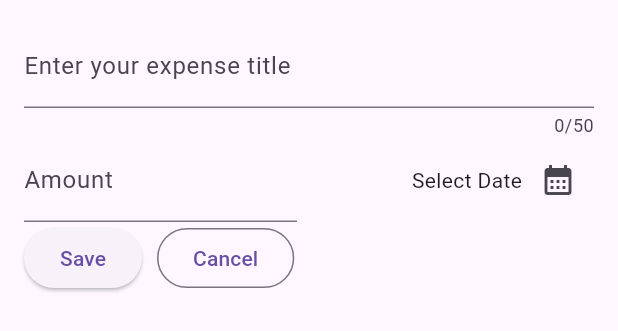
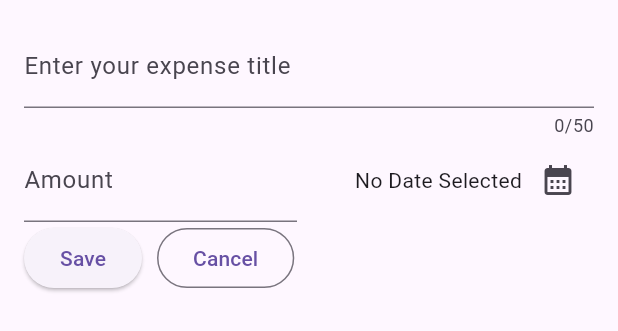
Before and after one commit to Silva3012/expense_harmony, a Flutter app: the AddNewExpense widget shown alone on an empty page, opened directly, on a phone screen of 412 x 824 dp. Shown: the top 331 px of the screen. Run offline on Flutter 3.47's test engine with Material 2 defaults, Android fonts, the light colour scheme and no system bars.

Commit message:
Implement picked date

```diff
--- a/lib/widgets/add_new_expense.dart
+++ b/lib/widgets/add_new_expense.dart
@@ -1,3 +1,4 @@
+import 'package:expense_harmony/models/expense_model.dart';
 import 'package:flutter/material.dart';
 
 class AddNewExpense extends StatefulWidget {
@@ -12,6 +13,7 @@ class AddNewExpense extends StatefulWidget {
 class _AddNewExpenseState extends State<AddNewExpense> {
   final _titleController = TextEditingController();
   final _amountController = TextEditingController();
+  DateTime? _selectedDate;
 
   @override
   void dispose() {
@@ -26,14 +28,18 @@ class _AddNewExpenseState extends State<AddNewExpense> {
   }
 
   // Function for date picker
-  void _currentDatePicker() {
+  void _currentDatePicker() async {
     final today = DateTime.now();
     final firstDate = DateTime(today.year - 1, today.month, today.day);
-    showDatePicker(
-        context: context,
-        initialDate: today,
-        firstDate: firstDate,
-        lastDate: today);
+    final pickedDate = await showDatePicker(
+      context: context,
+      initialDate: today,
+      firstDate: firstDate,
+      lastDate: today,
+    );
+    setState(() {
+      _selectedDate = pickedDate;
+    });
   }
 
   @override
@@ -65,14 +71,18 @@ class _AddNewExpenseState extends State<AddNewExpense> {
               child: Row(
                 mainAxisAlignment: MainAxisAlignment.end,
                 children: [
-                  const Text("Select Date"),
+                  Text(
+                    _selectedDate == null
+                        ? "No Date Selected"
+                        : formatter.format(_selectedDate!),
+                  ),
                   IconButton(
                     onPressed: _currentDatePicker,
                     icon: const Icon(Icons.calendar_month),
-                  )
+                  ),
                 ],
               ),
-            )
+            ),
           ],
         ),
         Row(
```
